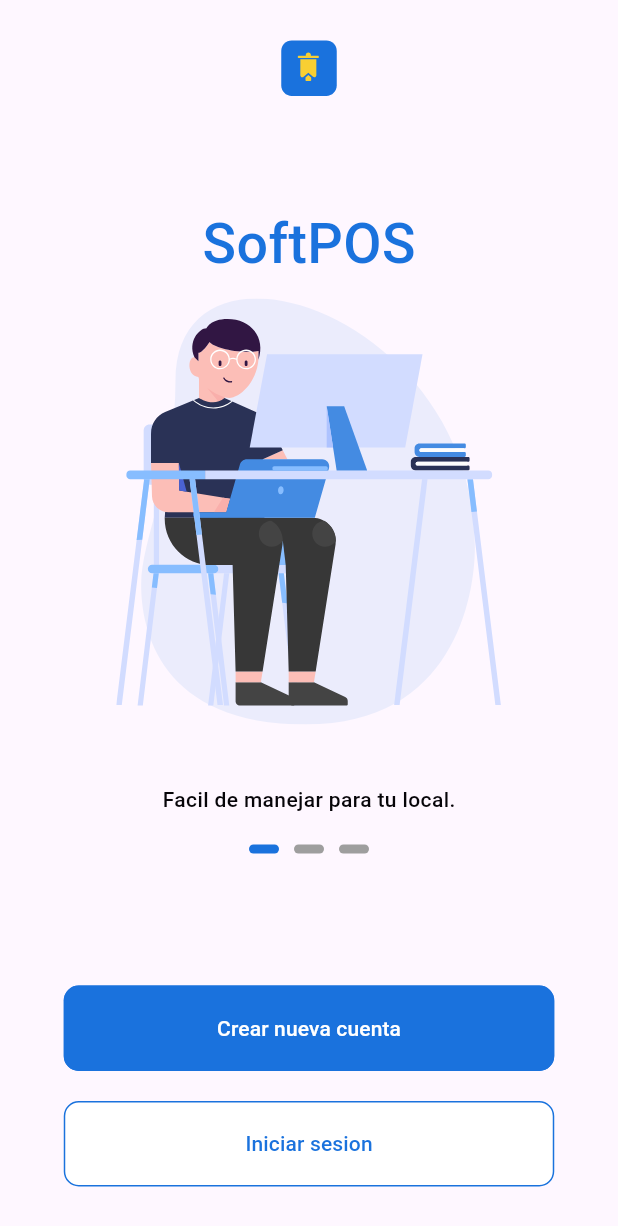
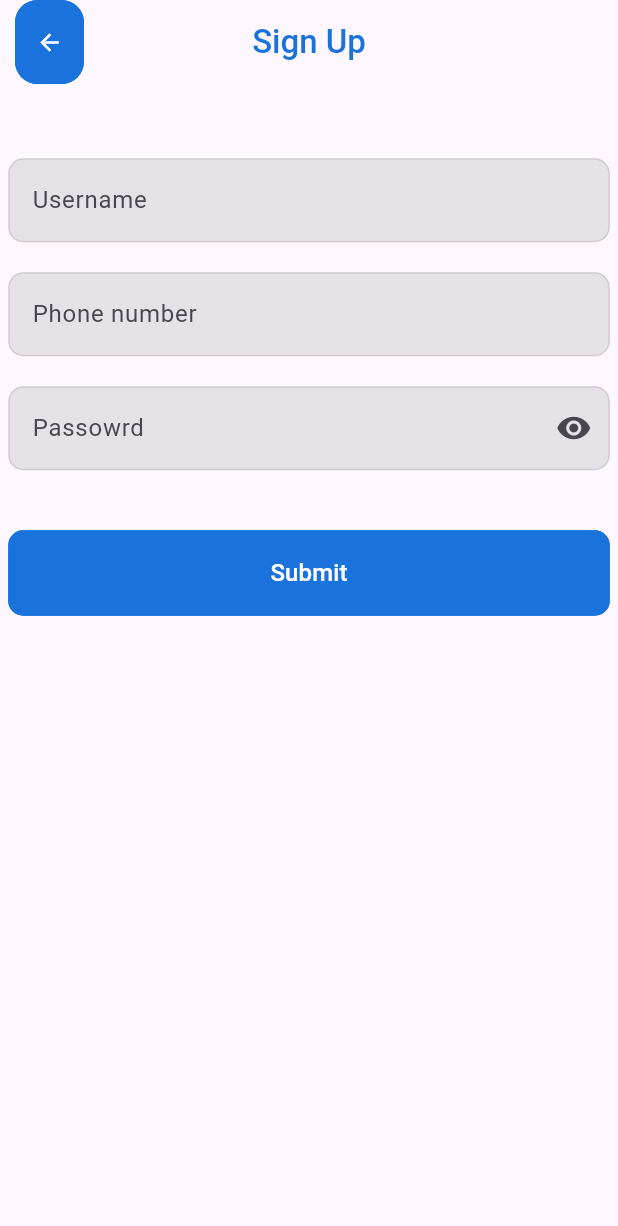
Before and after one commit to gustavosantaella/inventory, a Flutter app: the screen it shows after launch, after a tap on "Crear nueva cuenta", on a phone screen of 412 x 824 dp. Shown: the top 1226 px of the screen. Run offline on Flutter 3.47's test engine with Material 3 defaults, Android fonts, the phone set to English and light mode, and no system bars; our stand-ins replace flutter_svg.

Commit message:
feat: sign up screen

```diff
--- a/point_of_sales/lib/helpers/styles/button_text.dart
+++ b/point_of_sales/lib/helpers/styles/button_text.dart
@@ -8,9 +8,11 @@ TextStyle buttonTextStyle() {
       color: Colors.white, fontWeight: FontWeight.w500, fontSize: 16);
 }
 
-SizedBox buttonText({required String text, required VoidCallback onPressed}) {
+SizedBox buttonText(
+    {required String text, required VoidCallback onPressed, double? width}) {
   return SizedBox(
     height: 57,
+    width: width,
     child: TextButton(
         style: buttonStyle(),
         onPressed: onPressed,
--- a/point_of_sales/lib/main.dart
+++ b/point_of_sales/lib/main.dart
@@ -4,6 +4,7 @@ import 'package:flutter/material.dart';
 import 'package:point_of_sales/modules/auth/screens/login_or_signin.dart';
 import 'package:point_of_sales/modules/auth/screens/login_as_owner_or_employee.dart';
 import 'package:point_of_sales/modules/auth/screens/login_as.dart';
+import 'package:point_of_sales/modules/auth/screens/register.dart';
 
 void main() {
   DartPluginRegistrant.ensureInitialized();
@@ -44,6 +45,8 @@ class MyApp extends StatelessWidget {
         "/login-signin": (context) => const LoginOrSigin(),
         "/login": (context) => const LoginAsOwnerOrEmployee(),
         "/login-as": (context) => const LoginAs(),
+        "/register": (context) => const Register(),
+        "/home": (context) => const Register()
       },
     );
   }
--- a/point_of_sales/lib/modules/auth/screens/login_or_signin.dart
+++ b/point_of_sales/lib/modules/auth/screens/login_or_signin.dart
@@ -71,7 +71,9 @@ class _LoginOrSigingState extends State<LoginOrSigin> {
                           height: 57,
                           child: TextButton(
                               style: buttonStyle(),
-                              onPressed: () async {},
+                              onPressed: () async {
+                                await Navigator.pushNamed(context, "/register");
+                              },
                               child: Text(lang("Create new account"),
                                   style:
                                       const TextStyle(color: Colors.white)))),
--- /dev/null
+++ b/point_of_sales/lib/modules/auth/screens/register.dart
@@ -0,0 +1,69 @@
+import 'package:flutter/material.dart';
+import 'package:point_of_sales/config/constants.dart';
+import 'package:point_of_sales/helpers/height.dart';
+import 'package:point_of_sales/helpers/lang.dart';
+import 'package:point_of_sales/helpers/styles/button.dart';
+import 'package:point_of_sales/helpers/styles/button_text.dart';
+import 'package:point_of_sales/helpers/styles/text.dart';
+import 'package:point_of_sales/widgets/ads/main_ad.dart';
+import 'package:point_of_sales/widgets/app_bar_back_button.dart';
+import 'package:point_of_sales/widgets/input.dart';
+
+class Register extends StatefulWidget {
+  const Register({super.key});
+
+  @override
+  State<StatefulWidget> createState() {
+    return _Register();
+  }
+}
+
+class _Register extends State<Register> {
+  @override
+  Widget build(BuildContext context) {
+    return Scaffold(
+      appBar: AppBar(
+        title: Text(
+          lang("Sign Up"),
+          style: primaryColorTitle(),
+        ),
+        centerTitle: true,
+        leading: backButton(() {
+          Navigator.pop(context);
+        }),
+      ),
+      body: POSAd(
+          child: SingleChildScrollView(
+        child: Padding(
+          padding: EdgeInsets.all(ConstApp.padding),
+          child: Column(
+            children: [
+              height(44),
+              POSInput(
+                label: lang("Username"),
+              ),
+              height(20),
+              POSInput(
+                label: lang("Phone number"),
+              ),
+              height(20),
+              POSInput(
+                obscureText: true,
+                suffixIcon: Icons.remove_red_eye_sharp,
+                suffixIconOnPressed: () {},
+                label: lang("Passowrd"),
+              ),
+              height(40),
+              buttonText(
+                  width: double.infinity,
+                  text: lang("Submit"),
+                  onPressed: () async {
+                    await Navigator.popAndPushNamed(context, "/home");
+                  })
+            ],
+          ),
+        ),
+      )),
+    );
+  }
+}
--- /dev/null
+++ b/point_of_sales/lib/widgets/ads/main_ad.dart
@@ -0,0 +1,18 @@
+import 'package:flutter/material.dart';
+
+class POSAd extends StatefulWidget {
+  final Widget child;
+  const POSAd({super.key, required this.child});
+
+  @override
+  State<StatefulWidget> createState() {
+    return _POSAdd();
+  }
+}
+
+class _POSAdd extends State<POSAd> {
+  @override
+  Widget build(BuildContext context) {
+    return SafeArea(child: widget.child);
+  }
+}
--- a/point_of_sales/lib/widgets/input.dart
+++ b/point_of_sales/lib/widgets/input.dart
@@ -6,14 +6,21 @@ class POSInput extends StatefulWidget {
   final TextEditingController? controller;
   final String? errorText;
   final String? label;
+  final IconData? prefixIcon;
+  final IconData? suffixIcon;
+  final VoidCallback? suffixIconOnPressed;
   final bool? obscureText;
 
-  const POSInput(
-      {super.key,
-      this.controller,
-      this.errorText,
-      this.label,
-      this.obscureText});
+  const POSInput({
+    super.key,
+    this.controller,
+    this.errorText,
+    this.label,
+    this.obscureText,
+    this.prefixIcon,
+    this.suffixIcon,
+    this.suffixIconOnPressed,
+  });
 
   @override
   State<StatefulWidget> createState() => _InputState();
@@ -25,6 +32,13 @@ class _InputState extends State<POSInput> {
     return TextFormField(
       obscureText: widget.obscureText ?? false,
       decoration: InputDecoration(
+          suffixIcon: widget.suffixIcon != null
+              ? IconButton(
+                  onPressed: widget.suffixIconOnPressed,
+                  icon: Icon(widget.suffixIcon))
+              : null,
+          prefixIcon:
+              widget.prefixIcon != null ? Icon(widget.prefixIcon) : null,
           errorText: widget.errorText,
           enabledBorder: OutlineInputBorder(
               borderRadius: BorderRadius.circular(10.0),
@@ -33,7 +47,7 @@ class _InputState extends State<POSInput> {
                 width: 1.0,
               )),
           focusedBorder: OutlineInputBorder(
-            borderRadius: BorderRadius.circular(25.0),
+            borderRadius: BorderRadius.circular(10.0),
             borderSide: BorderSide(
               color: ConstApp.colors().blue,
             ),
```
